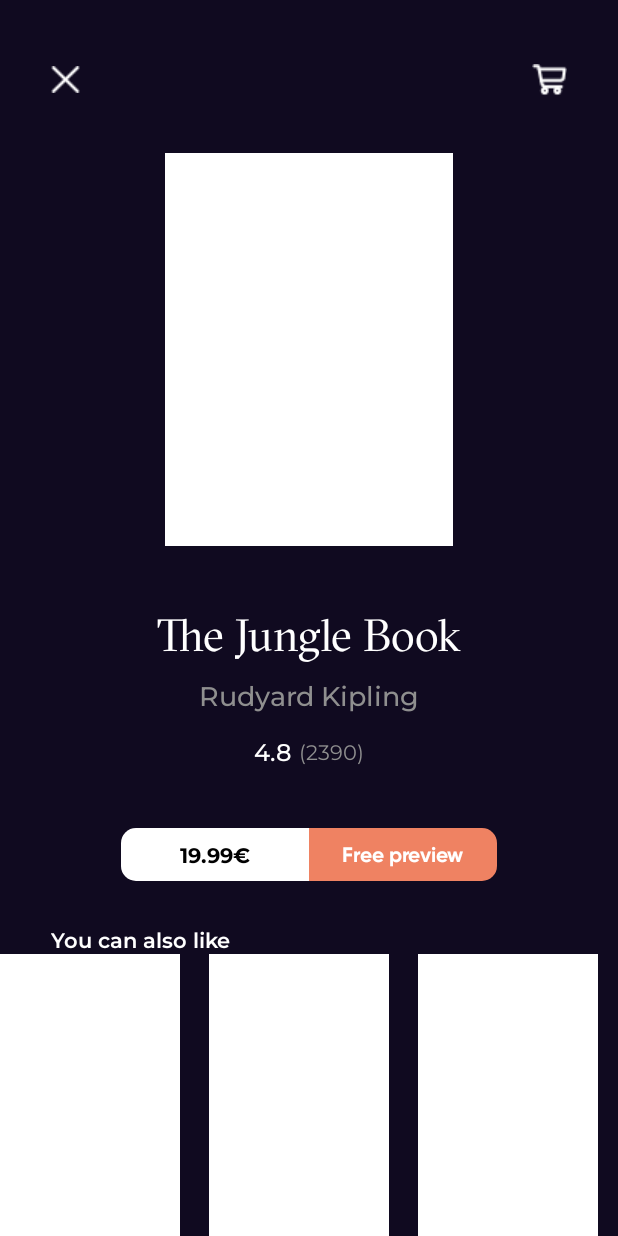
After one commit to Maksewsha/Bookly, an Android app: the layout detail_fragment.xml on its own in the app's theme, with its tools: preview values and no code run, on a phone screen of 412 x 824 dp. The commit adds this screen. Run offline under Robolectric (Android 15) with nearby library versions, the phone set to English and light mode, and no system bars; network calls fail.

Commit message:
DetailFragment visual, adapters improvements

```diff
--- a/app/src/main/java/com/maksewsha/brookly/presentation/adapters/BestAdapter.kt
+++ b/app/src/main/java/com/maksewsha/brookly/presentation/adapters/BestAdapter.kt
@@ -1,19 +1,23 @@
 package com.maksewsha.brookly.presentation.adapters
 
+import android.os.Bundle
 import android.view.LayoutInflater
 import android.view.View
 import android.view.ViewGroup
 import android.widget.ImageView
 import android.widget.TextView
+import androidx.appcompat.app.AppCompatActivity
 import androidx.recyclerview.widget.RecyclerView
 import com.bumptech.glide.Glide
 import com.bumptech.glide.load.resource.bitmap.RoundedCorners
 import com.maksewsha.brookly.R
+import com.maksewsha.brookly.presentation.fragments.DetailFragment
 import com.maksewsha.brookly.presentation.model.BestPresentation
 
-class BestAdapter(private val best: List<BestPresentation>): RecyclerView.Adapter<BestAdapter.BestViewHolder>() {
+class BestAdapter(private val best: List<BestPresentation>) :
+    RecyclerView.Adapter<BestAdapter.BestViewHolder>() {
 
-    class BestViewHolder(itemView: View): RecyclerView.ViewHolder(itemView){
+    class BestViewHolder(itemView: View) : RecyclerView.ViewHolder(itemView) {
         val title = itemView.findViewById<TextView>(R.id.best_title)
         val author = itemView.findViewById<TextView>(R.id.best_author)
         val price = itemView.findViewById<TextView>(R.id.best_price)
@@ -23,7 +27,8 @@ class BestAdapter(private val best: List<BestPresentation>): RecyclerView.Adapte
     }
 
     override fun onCreateViewHolder(parent: ViewGroup, viewType: Int): BestViewHolder {
-        val itemView = LayoutInflater.from(parent.context).inflate(R.layout.best_card, parent, false)
+        val itemView =
+            LayoutInflater.from(parent.context).inflate(R.layout.best_card, parent, false)
         return BestViewHolder(itemView)
     }
 
@@ -40,6 +45,17 @@ class BestAdapter(private val best: List<BestPresentation>): RecyclerView.Adapte
             .transform(RoundedCorners(15))
             .centerCrop()
             .into(holder.image)
+
+        holder.itemView.setOnClickListener {
+            val bundle = Bundle()
+            bundle.putSerializable("book", best[position])
+
+            (holder.itemView.context as AppCompatActivity)
+                .supportFragmentManager
+                .beginTransaction()
+                .replace(R.id.fragment_container_view, DetailFragment::class.java, bundle, "DetailFragment")
+                .commit()
+        }
     }
 
     override fun getItemCount(): Int {
--- a/app/src/main/java/com/maksewsha/brookly/presentation/adapters/CarouselAdapter.kt
+++ b/app/src/main/java/com/maksewsha/brookly/presentation/adapters/CarouselAdapter.kt
@@ -3,6 +3,7 @@ package com.maksewsha.brookly.presentation.adapters
 import android.view.LayoutInflater
 import android.view.View
 import android.view.ViewGroup
+import android.view.animation.AnimationUtils
 import android.widget.ImageView
 import androidx.recyclerview.widget.RecyclerView
 import com.bumptech.glide.Glide
@@ -12,7 +13,7 @@ import com.maksewsha.brookly.presentation.model.CarouselPresentation
 
 class CarouselAdapter(private val carousel: List<CarouselPresentation>):
     RecyclerView.Adapter<CarouselAdapter.CarouselViewHolder>() {
-    class CarouselViewHolder(itemView: View): RecyclerView.ViewHolder(itemView){
+    class CarouselViewHolder(itemView: View) : RecyclerView.ViewHolder(itemView) {
         val image = itemView.findViewById<ImageView>(R.id.carousel_image)
     }
 
--- /dev/null
+++ b/app/src/main/java/com/maksewsha/brookly/presentation/fragments/DetailFragment.kt
@@ -0,0 +1,7 @@
+package com.maksewsha.brookly.presentation.fragments
+
+import androidx.fragment.app.Fragment
+import com.maksewsha.brookly.R
+
+class DetailFragment: Fragment(R.layout.detail_fragment) {
+}
--- a/app/src/main/java/com/maksewsha/brookly/presentation/model/BestPresentation.kt
+++ b/app/src/main/java/com/maksewsha/brookly/presentation/model/BestPresentation.kt
@@ -1,4 +1,6 @@
 package com.maksewsha.brookly.presentation.model
+
+import java.io.Serializable
 
 
 data class BestPresentation(
@@ -8,4 +10,4 @@ data class BestPresentation(
     val price: Double?,
     val image: String?,
     val rate: RatePresentation?
-)
+) : Serializable
--- /dev/null
+++ b/app/src/main/res/drawable/round_price_button_orange.xml
@@ -0,0 +1,6 @@
+<?xml version="1.0" encoding="utf-8"?>
+<shape xmlns:android="http://schemas.android.com/apk/res/android"
+    android:shape="rectangle">
+    <corners android:topRightRadius="10dp" android:bottomRightRadius="10dp" />
+    <solid android:color="@color/orange"/>
+</shape>
--- /dev/null
+++ b/app/src/main/res/drawable/round_price_button_white.xml
@@ -0,0 +1,6 @@
+<?xml version="1.0" encoding="utf-8"?>
+<shape xmlns:android="http://schemas.android.com/apk/res/android"
+    android:shape="rectangle">
+    <corners android:topLeftRadius="10dp" android:bottomLeftRadius="10dp" />
+    <solid android:color="@color/white"/>
+</shape>
--- a/app/src/main/res/layout/carousel_card.xml
+++ b/app/src/main/res/layout/carousel_card.xml
@@ -7,8 +7,8 @@
     <ImageView
         android:layout_marginEnd="19dp"
         tools:src="@color/white"
-        tools:layout_width="129dp"
-        tools:layout_height="193dp"
+        tools:layout_width="120dp"
+        tools:layout_height="190dp"
         android:id="@+id/carousel_image"
         android:layout_width="wrap_content"
         android:layout_height="wrap_content"/>
--- /dev/null
+++ b/app/src/main/res/layout/detail_fragment.xml
@@ -0,0 +1,181 @@
+<?xml version="1.0" encoding="utf-8"?>
+<androidx.constraintlayout.widget.ConstraintLayout xmlns:android="http://schemas.android.com/apk/res/android"
+    xmlns:app="http://schemas.android.com/apk/res-auto"
+    xmlns:tools="http://schemas.android.com/tools"
+    android:layout_width="match_parent"
+    android:layout_height="match_parent"
+    android:background="@color/background">
+
+    <ImageView
+        android:id="@+id/close_details"
+        android:layout_width="wrap_content"
+        android:layout_height="wrap_content"
+        android:layout_marginStart="34dp"
+        android:layout_marginTop="44dp"
+        android:src="@drawable/remove"
+        app:layout_constraintStart_toStartOf="parent"
+        app:layout_constraintTop_toTopOf="parent" />
+
+    <ImageView
+        android:id="@+id/shop_list"
+        android:layout_width="wrap_content"
+        android:layout_height="wrap_content"
+        android:layout_marginEnd="34dp"
+        android:src="@drawable/shop_list"
+        app:layout_constraintBottom_toBottomOf="@id/close_details"
+        app:layout_constraintEnd_toEndOf="parent"
+        app:layout_constraintTop_toTopOf="@id/close_details" />
+
+    <ImageView
+        android:id="@+id/detail_image"
+        android:layout_width="wrap_content"
+        android:layout_height="wrap_content"
+        android:layout_marginTop="40dp"
+        app:layout_constraintEnd_toEndOf="parent"
+        app:layout_constraintStart_toStartOf="parent"
+        app:layout_constraintTop_toBottomOf="@id/close_details"
+        tools:layout_height="262dp"
+        tools:layout_width="192dp"
+        tools:src="@color/white" />
+
+    <TextView
+        android:id="@+id/title_detail"
+        android:layout_width="wrap_content"
+        android:layout_height="wrap_content"
+        android:layout_marginTop="40dp"
+        android:fontFamily="@font/gt_sectra_fine_book"
+        android:textColor="@color/white"
+        android:textSize="30sp"
+        app:layout_constraintEnd_toEndOf="parent"
+        app:layout_constraintStart_toStartOf="parent"
+        app:layout_constraintTop_toBottomOf="@id/detail_image"
+        tools:text="The Jungle Book" />
+
+    <TextView
+        android:id="@+id/author_detail"
+        android:layout_marginTop="10dp"
+        android:layout_width="wrap_content"
+        android:layout_height="wrap_content"
+        android:fontFamily="@font/montserrat_medium"
+        android:textColor="@color/grey"
+        android:textSize="18sp"
+        app:layout_constraintEnd_toEndOf="parent"
+        app:layout_constraintStart_toStartOf="parent"
+        app:layout_constraintTop_toBottomOf="@id/title_detail"
+        tools:text="Rudyard Kipling" />
+
+    <androidx.constraintlayout.widget.ConstraintLayout
+        android:id="@+id/rate_detail"
+        android:layout_marginTop="15dp"
+        app:layout_constraintTop_toBottomOf="@id/author_detail"
+        app:layout_constraintStart_toStartOf="parent"
+        app:layout_constraintEnd_toEndOf="parent"
+        android:orientation="horizontal"
+        android:layout_width="wrap_content"
+        android:layout_height="wrap_content">
+
+        <TextView
+            app:layout_constraintStart_toStartOf="parent"
+            app:layout_constraintTop_toTopOf="parent"
+            app:layout_constraintBottom_toBottomOf="parent"
+            tools:text="4.8"
+            android:fontFamily="@font/montserrat_medium"
+            android:textColor="@color/white"
+            android:textSize="16sp"
+            android:id="@+id/score_detail"
+            android:layout_width="wrap_content"
+            android:layout_height="wrap_content"/>
+
+        <TextView
+            android:layout_marginStart="5dp"
+            app:layout_constraintStart_toEndOf="@id/score_detail"
+            app:layout_constraintBottom_toBottomOf="@id/score_detail"
+            app:layout_constraintTop_toTopOf="@id/score_detail"
+            app:layout_constraintEnd_toEndOf="parent"
+            tools:text="(2390)"
+            android:fontFamily="@font/montserrat_regular"
+            android:textColor="@color/grey"
+            android:textSize="14sp"
+            android:id="@+id/amount_detail"
+            android:layout_width="wrap_content"
+            android:layout_height="wrap_content" />
+
+    </androidx.constraintlayout.widget.ConstraintLayout>
+
+    <androidx.constraintlayout.widget.ConstraintLayout
+        android:id="@+id/purch_buttons_detail"
+        app:layout_constraintTop_toBottomOf="@id/rate_detail"
+        app:layout_constraintStart_toStartOf="parent"
+        app:layout_constraintEnd_toEndOf="parent"
+        android:layout_width="wrap_content"
+        android:layout_height="wrap_content"
+        android:layout_marginTop="40dp">
+
+        <ImageView
+            android:id="@+id/price_button"
+            app:layout_constraintTop_toTopOf="parent"
+            app:layout_constraintBottom_toBottomOf="parent"
+            app:layout_constraintStart_toStartOf="parent"
+            android:background="@drawable/round_price_button_white"
+            android:layout_width="125dp"
+            android:layout_height="35dp" />
+
+        <TextView
+            android:id="@+id/price_detail"
+            app:layout_constraintTop_toTopOf="@id/price_button"
+            app:layout_constraintBottom_toBottomOf="@id/price_button"
+            app:layout_constraintStart_toStartOf="@id/price_button"
+            app:layout_constraintEnd_toEndOf="@id/price_button"
+            tools:text="19.99€"
+            android:fontFamily="@font/montserrat_bold"
+            android:textColor="@color/black"
+            android:layout_width="wrap_content"
+            android:layout_height="wrap_content"/>
+
+        <ImageView
+            android:id="@+id/free_preview_detail"
+            app:layout_constraintStart_toEndOf="@id/price_button"
+            app:layout_constraintEnd_toEndOf="parent"
+            app:layout_constraintTop_toTopOf="parent"
+            app:layout_constraintBottom_toBottomOf="parent"
+            android:background="@drawable/round_price_button_orange"
+            android:layout_width="125dp"
+            android:layout_height="35dp"/>
+
+        <TextView
+            android:textColor="@color/white"
+            android:fontFamily="@font/gilroy_bold"
+            app:layout_constraintEnd_toEndOf="@id/free_preview_detail"
+            app:layout_constraintStart_toStartOf="@id/free_preview_detail"
+            app:layout_constraintBottom_toBottomOf="@id/free_preview_detail"
+            app:layout_constraintTop_toTopOf="@id/free_preview_detail"
+            android:text="@string/free_preview"
+            android:layout_width="wrap_content"
+            android:layout_height="wrap_content"/>
+
+    </androidx.constraintlayout.widget.ConstraintLayout>
+
+    <TextView
+        android:layout_marginTop="30dp"
+        app:layout_constraintStart_toStartOf="@id/close_details"
+        app:layout_constraintTop_toBottomOf="@id/purch_buttons_detail"
+        android:id="@+id/you_can_also_like_detail"
+        android:text="@string/you_can_also_like"
+        android:textColor="@color/white"
+        android:fontFamily="@font/montserrat_semibold"
+        android:textSize="14sp"
+        android:layout_width="wrap_content"
+        android:layout_height="wrap_content"/>
+
+    <androidx.recyclerview.widget.RecyclerView
+        tools:listitem="@layout/carousel_card"
+        android:orientation="horizontal"
+        app:layoutManager="androidx.recyclerview.widget.LinearLayoutManager"
+        app:layout_constraintBottom_toBottomOf="parent"
+        app:layout_constraintEnd_toEndOf="parent"
+        app:layout_constraintStart_toStartOf="parent"
+        app:layout_constraintTop_toBottomOf="@id/you_can_also_like_detail"
+        android:layout_width="match_parent"
+        android:layout_height="0dp"/>
+
+</androidx.constraintlayout.widget.ConstraintLayout>
--- a/app/src/main/res/values/colors.xml
+++ b/app/src/main/res/values/colors.xml
@@ -9,4 +9,5 @@
     <color name="white">#FFFFFFFF</color>
     <color name="background">#100a20</color>
     <color name="grey">#8F8F8F</color>
+    <color name="orange">#ef8262</color>
 </resources>
--- a/app/src/main/res/values/strings.xml
+++ b/app/src/main/res/values/strings.xml
@@ -1,4 +1,6 @@
 <resources>
     <string name="app_name">Brookly</string>
     <string name="best_seller">Best Seller</string>
+    <string name="free_preview">Free preview</string>
+    <string name="you_can_also_like">You can also like</string>
 </resources>
```
Also changed, not shown: app/src/main/res/anim/scale_in.xml (added, +10 -0 lines), app/src/main/res/anim/scale_out.xml (added, +10 -0 lines), app/src/main/res/drawable/remove.png (added), app/src/main/res/drawable/shop_list.png (added).
